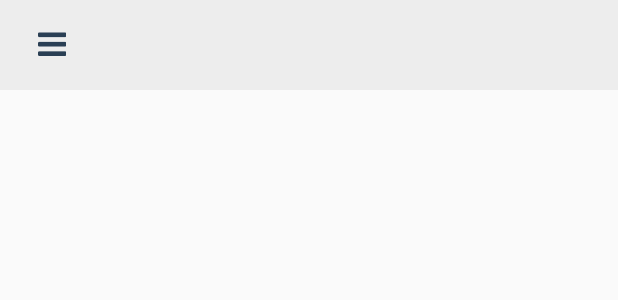
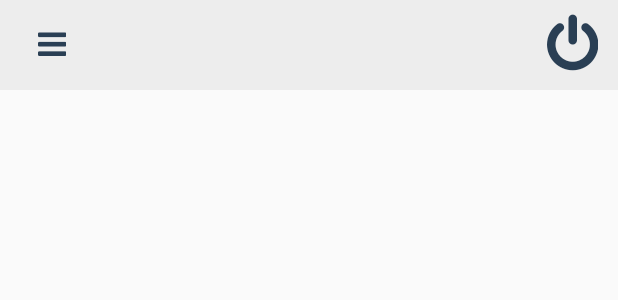
Before and after one commit to eMergeSolutionsGitHub/ChannelBridge, an Android app: the layout commen_title_bar.xml on its own in the app's theme, with its tools: preview values and no code run, on a phone screen of 412 x 824 dp. Shown: the top 300 px of the screen. Run offline under Robolectric (Android 15) with nearby library versions, the phone set to English and light mode, and no system bars.

Commit message:
2017-01-03 3.0

```diff
--- a/app/src/main/java/emerge/lk/channelbridge/Layout/Dashboard.java
+++ b/app/src/main/java/emerge/lk/channelbridge/Layout/Dashboard.java
@@ -51,8 +51,9 @@ public class Dashboard extends Activity {
         navigationDrawer = new NavigationDrawer(this);
         navigationDrawer.drowNavigationDrawer();
         navigationDrawer.setDrawerItem();
+        menuBarTitle.setText(R.string.string_dashboard_titlebar_title);
 
-        menuBarTitle.setText(R.string.string_dashboard_titlebar_title);
+
 
 
         chart1 = (BarChart) findViewById(R.id.bar_chart1);
--- a/app/src/main/res/layout/commen_title_bar.xml
+++ b/app/src/main/res/layout/commen_title_bar.xml
@@ -23,7 +23,7 @@
                 android:layout_height="wrap_content"
                 android:layout_centerHorizontal="true"
                 android:layout_centerVertical="true"
-                android:text="@string/icon_home_menu"
+                android:text="@string/icon_menu"
                 android:textAppearance="?android:attr/textAppearanceLarge"
                 android:textColor="@color/colorNavigationBar" />
         </RelativeLayout>
@@ -37,4 +37,25 @@
             android:layout_toRightOf="@+id/relLayout_channelbridge_menu"
             android:layout_toEndOf="@+id/relLayout_channelbridge_menu"
             android:textColor="@color/colorNavigationBar" />
+
+    <RelativeLayout
+        android:id="@+id/relLayout_channelbridge_logout"
+        android:layout_width="60dp"
+        android:layout_height="match_parent"
+        android:layout_centerVertical="true"
+        android:layout_alignParentRight="true"
+        android:layout_alignParentEnd="true">
+
+        <emerge.lk.channelbridge.Font.TextViewFontAwesome
+            android:layout_width="wrap_content"
+            android:layout_height="wrap_content"
+            android:text="@string/icon_logout"
+            android:textSize="40sp"
+            android:layout_centerVertical="true"
+            android:layout_centerHorizontal="true"
+            android:textColor="@color/colorNavigationBar" />
+
+
     </RelativeLayout>
+
+</RelativeLayout>
--- a/app/src/main/res/layout/layout_dashboard.xml
+++ b/app/src/main/res/layout/layout_dashboard.xml
@@ -91,12 +91,8 @@
                         android:id="@+id/bar_chart_h"
                         android:layout_width="match_parent"
                         android:layout_height="match_parent" />
-
                 </LinearLayout>
-
             </LinearLayout>
-
-
         </RelativeLayout>
     </RelativeLayout>
 
--- a/app/src/main/res/values/colors.xml
+++ b/app/src/main/res/values/colors.xml
@@ -11,5 +11,4 @@
     <color name="appHome">#F7F7F7</color>
 
 
-
 </resources>
--- a/app/src/main/res/values/strings.xml
+++ b/app/src/main/res/values/strings.xml
@@ -34,7 +34,7 @@
 
     //title bar
     <string name="icon_logout">&#xf011;</string>
-    <string name="icon_home_menu">&#xf0c9;</string>
+    <string name="icon_menu">&#xf0c9;</string>
 
     //Itinerary
     <string name="string_itinerary_titlebar_title">Itinerary</string>
```
Also changed, not shown: app/src/main/res/layout/layout_itinerary.xml (+6 -42 lines), app/src/main/res/layout/list_itinerary_customer.xml (added, +63 -0 lines).
